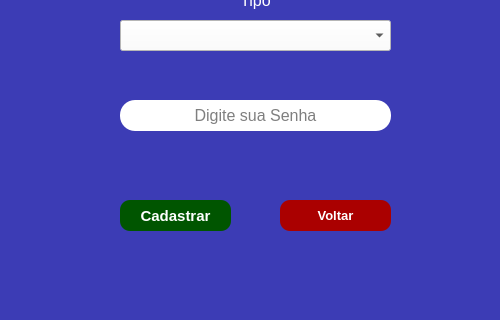
Qt form pages/cadastro.ui (luizcarlosjj/chamadosSys) before a commit; both pictures show x 0 to 500 and y 280 to 600 of the 500 by 600 pixel window.
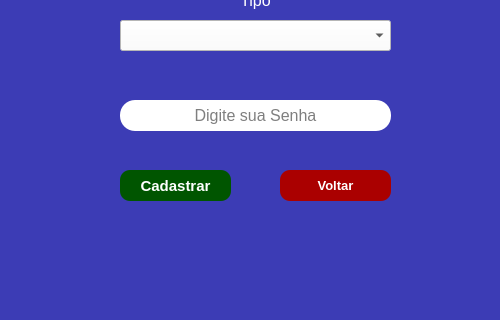
The same form after that commit.

The edit to the form file:
```diff
--- a/pages/cadastro.ui
+++ b/pages/cadastro.ui
@@ -21,7 +21,7 @@
     <property name="geometry">
      <rect>
       <x>280</x>
-      <y>480</y>
+      <y>450</y>
       <width>111</width>
       <height>31</height>
      </rect>
@@ -97,9 +97,9 @@
    <widget class="QLabel" name="label_3">
     <property name="geometry">
      <rect>
-      <x>100</x>
-      <y>520</y>
-      <width>301</width>
+      <x>130</x>
+      <y>500</y>
+      <width>261</width>
       <height>31</height>
      </rect>
     </property>
@@ -271,7 +271,7 @@
     <property name="geometry">
      <rect>
       <x>120</x>
-      <y>480</y>
+      <y>450</y>
       <width>111</width>
       <height>31</height>
      </rect>
```
